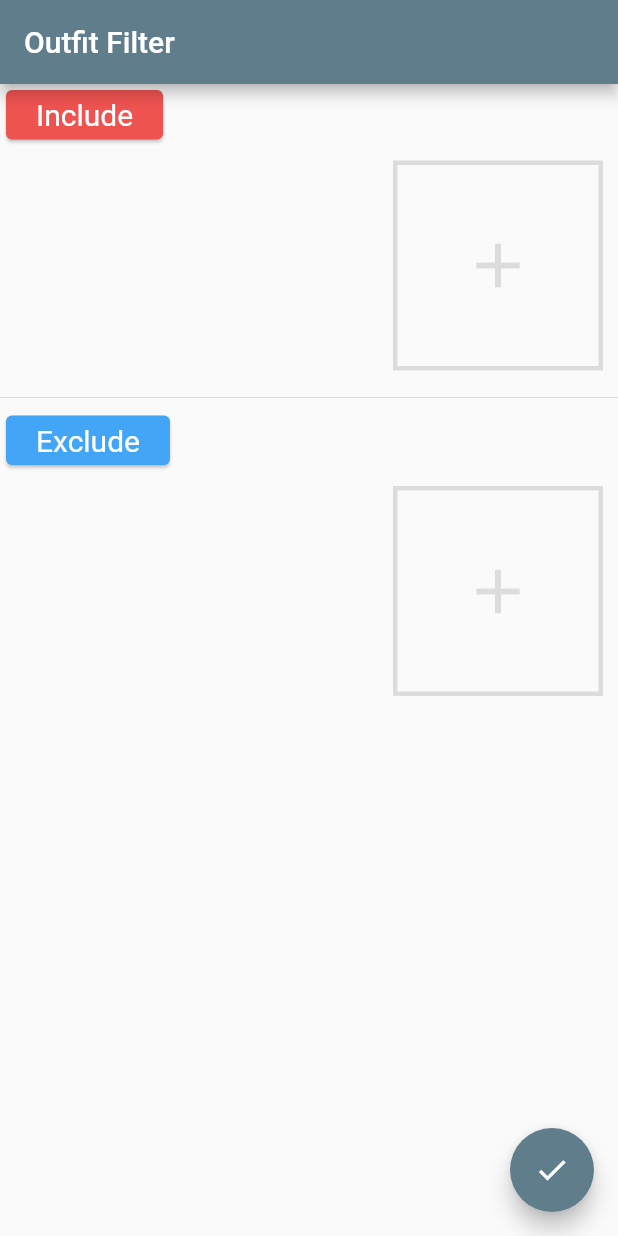
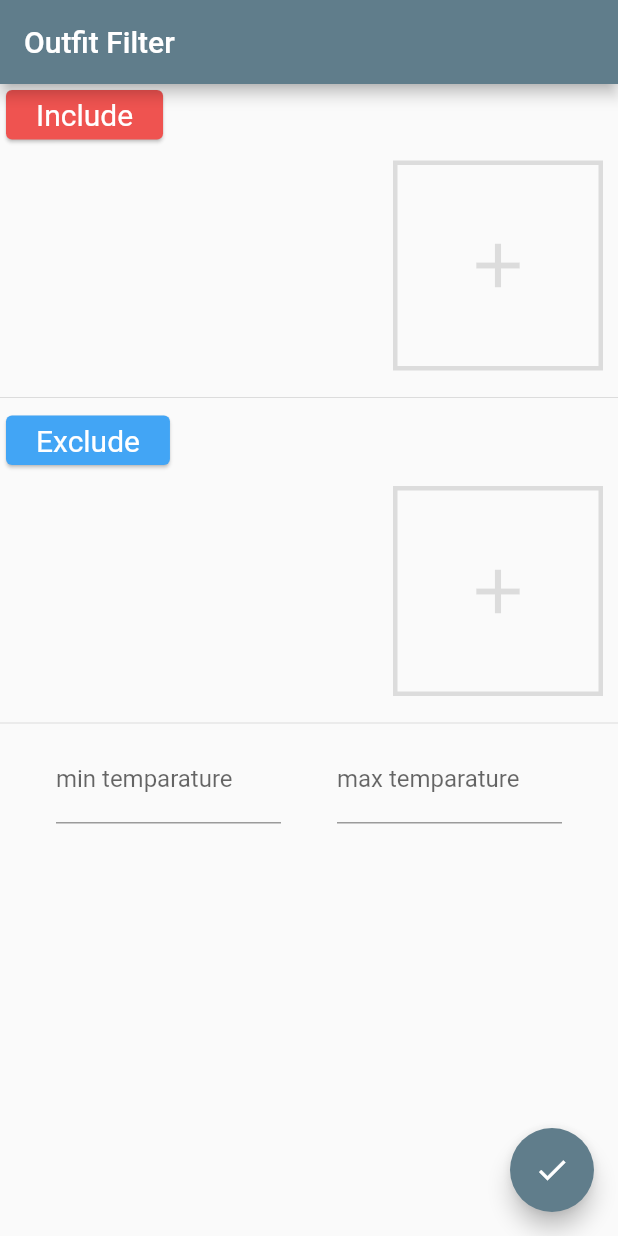
Before and after one commit to hrsma2i/closet_app, a Flutter app: the OutfitFilterPage screen opened directly, after a tap on the "check" icon, on a phone screen of 412 x 824 dp. Run offline on Flutter 3.47's test engine with Material 2 defaults, Android fonts, the phone set to English and light mode, and no system bars; our stand-ins replace sqflite; accounts and stored records are empty.

Commit message:
Make Min/Max temparature TextField

```diff
--- a/lib/outfit_filter_page.dart
+++ b/lib/outfit_filter_page.dart
@@ -20,6 +20,10 @@ class OutfitFilterPage extends StatefulWidget {
 class OutfitFilterPageState extends State<OutfitFilterPage> {
   ItemsRow rowIncluded = ItemsRow();
   ItemsRow rowExcluded = ItemsRow();
+  //----prototype----
+  TextEditingController minCtrler = TextEditingController();
+  TextEditingController maxCtrler = TextEditingController();
+  //----prototype----
 
   @override
   void initState() {
@@ -46,6 +50,36 @@ class OutfitFilterPageState extends State<OutfitFilterPage> {
             color: Colors.blue[400],
           ),
           rowExcluded,
+
+          //----prototype----
+          Divider(),
+          Row(
+            mainAxisAlignment: MainAxisAlignment.spaceEvenly,
+            children: <Widget>[
+              Container(
+                width: 150.0,
+                child: TextField(
+                  decoration: InputDecoration(
+                      labelText: "min temparature"
+                  ),
+                  keyboardType: TextInputType.number,
+                  controller: minCtrler,
+                ),
+              ),
+              Container(
+                width: 150.0,
+                child: TextField(
+                  decoration: InputDecoration(
+                    labelText: "max temparature"
+                  ),
+                  keyboardType: TextInputType.number,
+                    controller: maxCtrler,
+                ),
+              ),
+            ],
+          ),
+          //----prototype----
+
         ],
       ),
       floatingActionButton: FloatingActionButton(
@@ -61,6 +95,8 @@ class OutfitFilterPageState extends State<OutfitFilterPage> {
   }
 
   String getSql(String originalQuery) {
+    print('getSql');
+
     String sqlIncluded = rowIncluded.items.map((item) =>
       "${Item.colItemId} == ${item.itemId}"
     ).toList().join('\n OR ');
@@ -75,8 +111,11 @@ class OutfitFilterPageState extends State<OutfitFilterPage> {
       FROM(
         ${originalQuery.replaceAll(";", "")}
       )
-      WHERE """;
+      """;
 
+    if (rowIncluded.items.isNotEmpty || rowExcluded.items.isNotEmpty) {
+      sql += "WHERE ";
+    }
     if (rowIncluded.items.isNotEmpty) {
       sql +="""
         ${Outfit.colOutfitId} IN (
@@ -106,7 +145,13 @@ class OutfitFilterPageState extends State<OutfitFilterPage> {
       sql += sqlExcluded;
       sql += ")";
     }
+
     sql += ";";
+
+    //----prototype----
+    sql = sql.replaceAll('replacedTempMin', minCtrler.text);
+    sql = sql.replaceAll('replacedTempMax', maxCtrler.text);
+    //----prototype----
 
     return sql;
   }
--- a/lib/outfit_gridview_page.dart
+++ b/lib/outfit_gridview_page.dart
@@ -32,6 +32,12 @@ class OutfitGridState extends State<OutfitGrid> {
   }
 
   void updateOutfitsByQuery(String sql) {
+    //----prototype----
+    if (sql.contains("replacedTempMin")) {
+      sql = sql.replaceAll('replacedTempMin', '20');
+      sql = sql.replaceAll('replacedTempMax', '20');
+    }
+    //----prototype----
     ClosetDatabase.get()
       .getOutfits(sql)
       .then((outfits) {
--- a/lib/sql.dart
+++ b/lib/sql.dart
@@ -108,7 +108,7 @@ Map<String, String> sqlMapOutfit = {
       )
       WHERE ${Outfit.colPossible} == 1
     )
-    WHERE ${Outfit.colTempMin} <= $tempMin
-      AND ${Outfit.colTempMax} >= $tempMax;
+    WHERE ${Outfit.colTempMin} <= replacedTempMin
+      AND ${Outfit.colTempMax} >= replacedTempMax;
     ''',
 };
```
